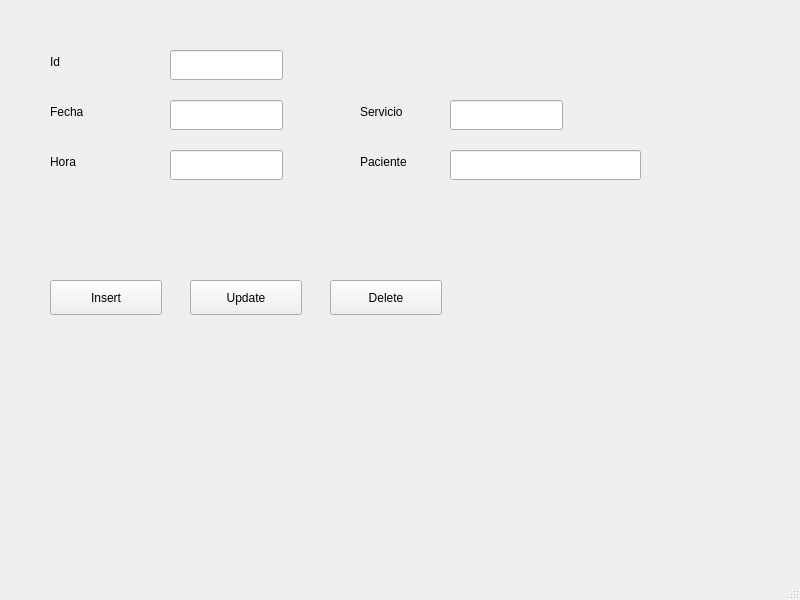
First picture: the form in Desktop App/forms/mainwindow.ui, repository JerryRC18/IngSoftware, before the edit.
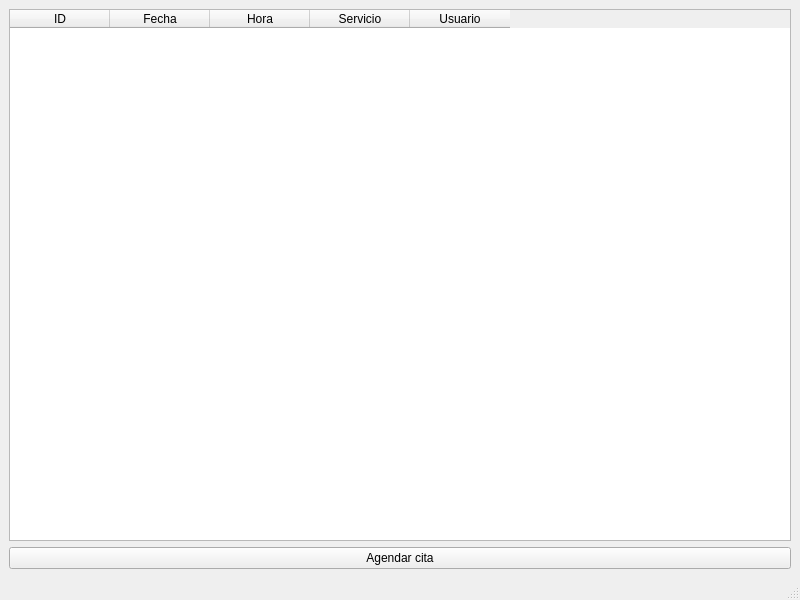
Second picture: the form after the edit.

```diff
--- a/Desktop App/forms/mainwindow.ui
+++ b/Desktop App/forms/mainwindow.ui
@@ -14,160 +14,44 @@
    <string>MainWindow</string>
   </property>
   <widget class="QWidget" name="centralwidget">
-   <widget class="QLabel" name="label">
-    <property name="geometry">
-     <rect>
-      <x>50</x>
-      <y>50</y>
-      <width>71</width>
-      <height>24</height>
-     </rect>
-    </property>
-    <property name="text">
-     <string>Id</string>
-    </property>
-   </widget>
-   <widget class="QLabel" name="label_3">
-    <property name="geometry">
-     <rect>
-      <x>50</x>
-      <y>100</y>
-      <width>111</width>
-      <height>24</height>
-     </rect>
-    </property>
-    <property name="text">
-     <string>Fecha</string>
-    </property>
-   </widget>
-   <widget class="QLineEdit" name="id">
-    <property name="geometry">
-     <rect>
-      <x>170</x>
-      <y>50</y>
-      <width>113</width>
-      <height>30</height>
-     </rect>
-    </property>
-   </widget>
-   <widget class="QLineEdit" name="fecha">
-    <property name="geometry">
-     <rect>
-      <x>170</x>
-      <y>100</y>
-      <width>113</width>
-      <height>30</height>
-     </rect>
-    </property>
-   </widget>
-   <widget class="QPushButton" name="updatButton">
-    <property name="geometry">
-     <rect>
-      <x>190</x>
-      <y>280</y>
-      <width>112</width>
-      <height>35</height>
-     </rect>
-    </property>
-    <property name="text">
-     <string>Update</string>
-    </property>
-   </widget>
-   <widget class="QPushButton" name="insertButton">
-    <property name="geometry">
-     <rect>
-      <x>50</x>
-      <y>280</y>
-      <width>112</width>
-      <height>35</height>
-     </rect>
-    </property>
-    <property name="text">
-     <string>Insert</string>
-    </property>
-   </widget>
-   <widget class="QPushButton" name="deleteButton">
-    <property name="geometry">
-     <rect>
-      <x>330</x>
-      <y>280</y>
-      <width>112</width>
-      <height>35</height>
-     </rect>
-    </property>
-    <property name="text">
-     <string>Delete</string>
-    </property>
-   </widget>
-   <widget class="QLabel" name="label_4">
-    <property name="geometry">
-     <rect>
-      <x>50</x>
-      <y>150</y>
-      <width>71</width>
-      <height>24</height>
-     </rect>
-    </property>
-    <property name="text">
-     <string>Hora</string>
-    </property>
-   </widget>
-   <widget class="QLineEdit" name="hora">
-    <property name="geometry">
-     <rect>
-      <x>170</x>
-      <y>150</y>
-      <width>113</width>
-      <height>30</height>
-     </rect>
-    </property>
-   </widget>
-   <widget class="QLabel" name="label_2">
-    <property name="geometry">
-     <rect>
-      <x>360</x>
-      <y>150</y>
-      <width>71</width>
-      <height>24</height>
-     </rect>
-    </property>
-    <property name="text">
-     <string>Paciente</string>
-    </property>
-   </widget>
-   <widget class="QLineEdit" name="id_usu">
-    <property name="geometry">
-     <rect>
-      <x>450</x>
-      <y>150</y>
-      <width>191</width>
-      <height>30</height>
-     </rect>
-    </property>
-   </widget>
-   <widget class="QLabel" name="label_6">
-    <property name="geometry">
-     <rect>
-      <x>360</x>
-      <y>100</y>
-      <width>71</width>
-      <height>24</height>
-     </rect>
-    </property>
-    <property name="text">
-     <string>Servicio</string>
-    </property>
-   </widget>
-   <widget class="QLineEdit" name="serv">
-    <property name="geometry">
-     <rect>
-      <x>450</x>
-      <y>100</y>
-      <width>113</width>
-      <height>30</height>
-     </rect>
-    </property>
-   </widget>
+   <layout class="QVBoxLayout" name="verticalLayout">
+    <item>
+     <widget class="QTableWidget" name="tableWidget">
+      <column>
+       <property name="text">
+        <string>ID</string>
+       </property>
+      </column>
+      <column>
+       <property name="text">
+        <string>Fecha</string>
+       </property>
+      </column>
+      <column>
+       <property name="text">
+        <string>Hora</string>
+       </property>
+      </column>
+      <column>
+       <property name="text">
+        <string>Servicio</string>
+       </property>
+      </column>
+      <column>
+       <property name="text">
+        <string>Usuario</string>
+       </property>
+      </column>
+     </widget>
+    </item>
+    <item>
+     <widget class="QPushButton" name="pushButton">
+      <property name="text">
+       <string>Agendar cita</string>
+      </property>
+     </widget>
+    </item>
+   </layout>
   </widget>
   <widget class="QMenuBar" name="menubar">
    <property name="geometry">
```
